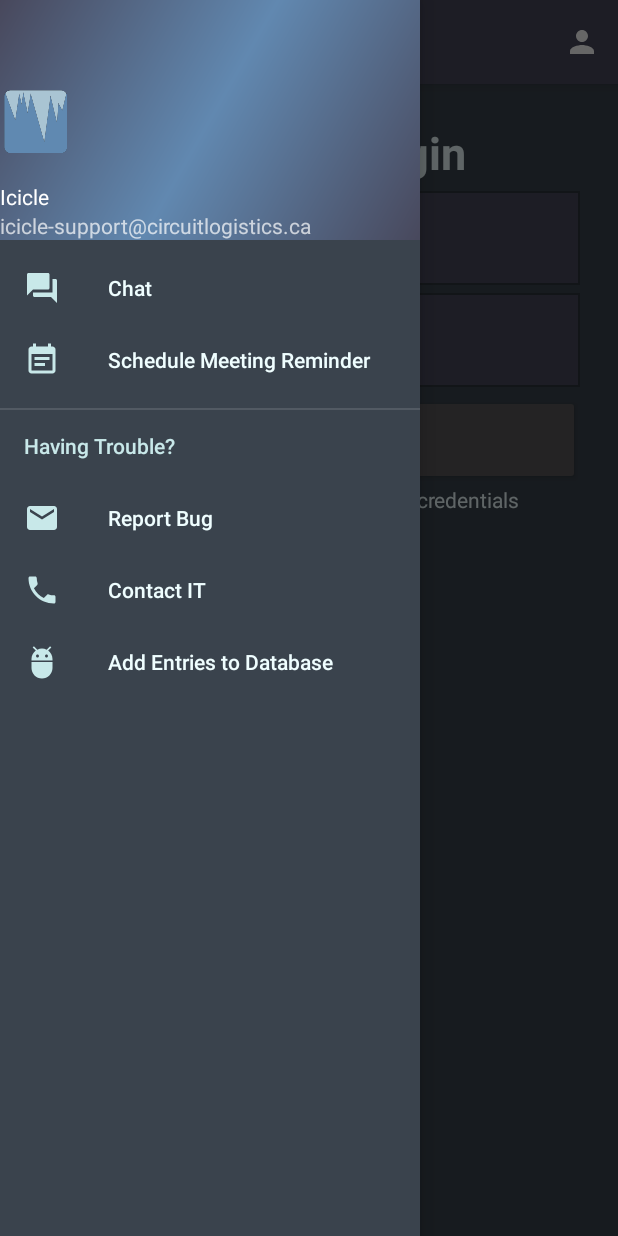
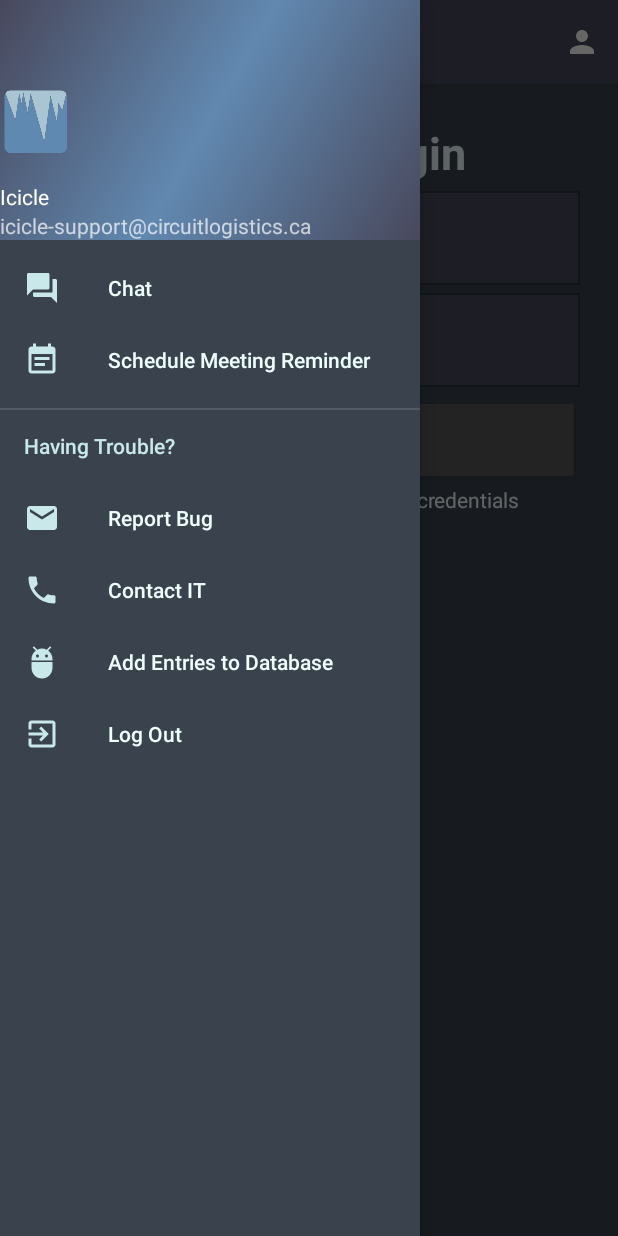
Before and after one commit to pawslaw/MAD405-Android-Project, an Android app: the screen it shows after launch (MainActivity), with the side drawer open, on a phone screen of 412 x 824 dp. Run offline under Robolectric (Android 15) with nearby library versions, the phone set to English and light mode, and no system bars.

Commit message:
Added Log out functionality
* Initially this was a feature for the Settings Menu but I opted to pull it out for convenience sake as hiding it in the settings menu didn't make much sense.
* It now resides inside of the navigation drawer and will force the user to log out. It will attempt to load MainActivity, which will redirect the user to the login screen.
* The app now also confirms that the user is properly logged in before allowing the user to open the chat through nav drawer, they can no longer bypass the login screen by opening it directly.

```diff
--- a/app/src/main/java/net/portalcode/mad405_android_project/MainActivity.java
+++ b/app/src/main/java/net/portalcode/mad405_android_project/MainActivity.java
@@ -87,11 +87,19 @@ public class MainActivity extends AppCompatActivity
         NavigationView navigationView = (NavigationView) findViewById(R.id.nav_view);
         navigationView.setNavigationItemSelectedListener(this);
 
-        if(savedInstanceState == null){
+        if(savedInstanceState == null && (sharedPref.getString("username", "").equals(""))){
+            System.out.println(sharedPref.getString("username", ""));
             // As soon as the app opens, change the current view to the Main Fragment
             fm = getSupportFragmentManager();
             FragmentTransaction fragmentTransaction = fm.beginTransaction();
             fragmentTransaction.add(R.id.content_main, new LoginFragment());
+            fragmentTransaction.addToBackStack(null);
+            fragmentTransaction.commit();
+        } else {
+            System.out.println(sharedPref.getString("username", ""));
+            fm = getSupportFragmentManager();
+            FragmentTransaction fragmentTransaction = fm.beginTransaction();
+            fragmentTransaction.add(R.id.content_main, new ChatFragment());
             fragmentTransaction.addToBackStack(null);
             fragmentTransaction.commit();
         }
@@ -140,7 +148,7 @@ public class MainActivity extends AppCompatActivity
 
         FragmentTransaction trans = fm.beginTransaction();
 
-        if (id == R.id.nav_chat) {
+        if (id == R.id.nav_chat && !(sharedPref.getString("username", "").equals(""))) {
             trans.replace(R.id.content_main, new ChatFragment());
             trans.commit();
         } else if (id == R.id.nav_calendar) {
@@ -189,6 +197,15 @@ public class MainActivity extends AppCompatActivity
             db.addUser(new User("Sword Drop", R.drawable.ic_colorize_black_24dp, 1));
 
             db.closeDB();
+        } else if(id == R.id.nav_logout) {
+            SharedPreferences.Editor editor = MainActivity.sharedPref.edit();
+            editor.putString("username", "");
+            editor.putString("password", "");
+            editor.apply();
+
+            Intent intent = new Intent(this, MainActivity.class);
+            finish();
+            startActivity(intent);
         }
 
         DrawerLayout drawer = (DrawerLayout) findViewById(R.id.drawer_layout);
--- a/app/src/main/java/net/portalcode/mad405_android_project/SettingsActivity.java
+++ b/app/src/main/java/net/portalcode/mad405_android_project/SettingsActivity.java
@@ -5,6 +5,7 @@ import android.content.SharedPreferences;
 import android.preference.PreferenceActivity;
 import android.preference.PreferenceFragment;
 import android.preference.PreferenceManager;
+import android.preference.SwitchPreference;
 import android.support.v7.app.AppCompatActivity;
 import android.os.Bundle;
 
@@ -55,6 +56,7 @@ public class SettingsActivity extends PreferenceActivity {
         startActivity(intent);
     }
 
+
     public static class ChatPrefFragment extends PreferenceFragment {
 
         @Override
--- /dev/null
+++ b/app/src/main/res/drawable/ic_exit_to_app_black_24dp.xml
@@ -0,0 +1,9 @@
+<vector xmlns:android="http://schemas.android.com/apk/res/android"
+        android:width="24dp"
+        android:height="24dp"
+        android:viewportWidth="24.0"
+        android:viewportHeight="24.0">
+    <path
+        android:fillColor="#FF000000"
+        android:pathData="M10.09,15.59L11.5,17l5,-5 -5,-5 -1.41,1.41L12.67,11H3v2h9.67l-2.58,2.59zM19,3H5c-1.11,0 -2,0.9 -2,2v4h2V5h14v14H5v-4H3v4c0,1.1 0.89,2 2,2h14c1.1,0 2,-0.9 2,-2V5c0,-1.1 -0.9,-2 -2,-2z"/>
+</vector>
--- a/app/src/main/res/menu/activity_main_drawer.xml
+++ b/app/src/main/res/menu/activity_main_drawer.xml
@@ -26,6 +26,10 @@
                 android:id="@+id/nav_subitem2"
                 android:icon="@drawable/ic_adb_black_24dp"
                 android:title="Add Entries to Database" />
+            <item
+                android:id="@+id/nav_logout"
+                android:icon="@drawable/ic_exit_to_app_black_24dp"
+                android:title="Log Out" />
         </menu>
     </item>
 
```
Also changed, not shown: app/src/main/res/xml/preferences.xml (+7 -0 lines).
